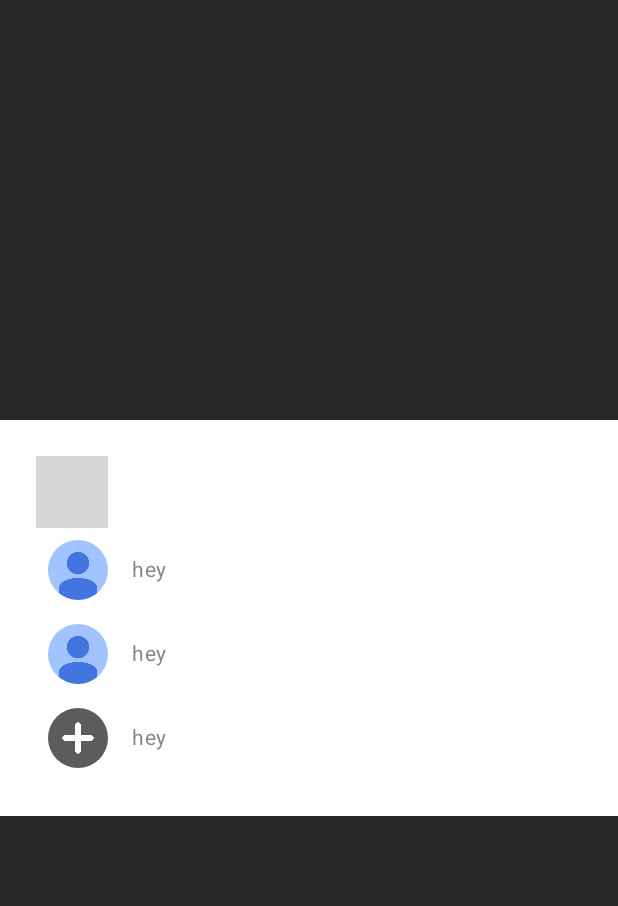
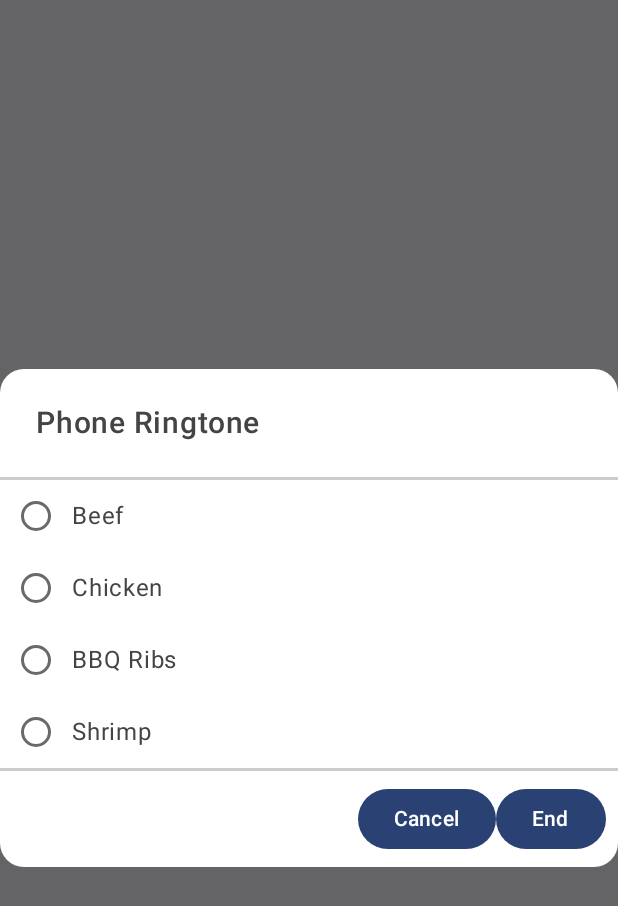
Before and after one commit to joshflugel/Jetpack-Compose-2025, an Android app built with Jetpack Compose: the screen it shows after launch (MainActivity), after a tap on "Show Material3 AlertDialog", on a phone screen of 412 x 824 dp. Shown: the top 906 px of the screen. Run offline under Robolectric (Android 15) with nearby library versions, the phone set to English and light mode, and no system bars; grey boxes are pictures that could not be loaded.

Commit message:
18) Dialogs Part 2

```diff
--- a/app/src/main/java/com/josh/compose/components/layout/Component_SelectionControl_15.kt
+++ b/app/src/main/java/com/josh/compose/components/layout/Component_SelectionControl_15.kt
@@ -1,5 +1,6 @@
 package com.josh.compose.components.layout
 
+import androidx.compose.foundation.background
 import androidx.compose.foundation.layout.Column
 import androidx.compose.foundation.layout.Row
 import androidx.compose.foundation.layout.Spacer
@@ -32,29 +33,45 @@ fun MyRadioButtonList(name: String, onItemSelected:(String) -> Unit) {
     Column(Modifier.fillMaxWidth()) {
         Row(verticalAlignment = Alignment.CenterVertically) {
             val title = "Beef"
-            RadioButton( name == title, onClick = { onItemSelected(title) })
-            Text(title)
+            RadioButtonDarkRow(name == title, onClick = {onItemSelected(title)})
+            TextDark(title)
         }
         Row(verticalAlignment = Alignment.CenterVertically) {
             val title = "Chicken"
-            RadioButton(name == title, onClick = { onItemSelected(title) })
-            Text(title)
+           RadioButtonDarkRow(name == title, onClick = {onItemSelected(title)})
+            TextDark(title)
         }
         Row(verticalAlignment = Alignment.CenterVertically) {
             val title = "BBQ Ribs"
-            RadioButton(name == title, onClick = { onItemSelected(title) })
-            Text(title)
+            RadioButtonDarkRow(name == title, onClick = {onItemSelected(title)})
+            TextDark(title)
         }
         Row(verticalAlignment = Alignment.CenterVertically) {
             val title = "Shrimp"
-            RadioButton(name == title, onClick = { onItemSelected(title) })
-            Text(title)
+            RadioButtonDarkRow(name == title, onClick = {onItemSelected(title)})
+            TextDark(title)
         }
+
     }
 }
 
 @Composable
-fun MyRadioButton() {
+fun TextDark(title: String) {
+    Text(title, color = Color.DarkGray)
+}
+@Composable
+fun RadioButtonDarkRow(selected: Boolean, onClick: () -> Unit) {
+    RadioButton(
+        selected,
+        onClick = { onClick() },
+        colors = RadioButtonDefaults.colors(
+            selectedColor = Color.Black,
+            unselectedColor = Color.DarkGray.copy(alpha = 0.8f)
+        ))
+}
+
+@Composable
+fun MyRadioButton(status: String, function: () -> Unit) {
     Row(Modifier.fillMaxWidth(), verticalAlignment = Alignment.CenterVertically) {
         RadioButton(
             selected = false, onClick = { },
--- a/app/src/main/java/com/josh/compose/components/layout/Dialogs_18.kt
+++ b/app/src/main/java/com/josh/compose/components/layout/Dialogs_18.kt
@@ -5,16 +5,21 @@ import androidx.compose.foundation.Image
 import androidx.compose.foundation.background
 import androidx.compose.foundation.layout.Column
 import androidx.compose.foundation.layout.Row
-import androidx.compose.foundation.layout.fillMaxSize
 import androidx.compose.foundation.layout.fillMaxWidth
 import androidx.compose.foundation.layout.padding
 import androidx.compose.foundation.layout.size
 import androidx.compose.foundation.shape.CircleShape
+import androidx.compose.foundation.shape.RoundedCornerShape
 import androidx.compose.material3.AlertDialog
-import androidx.compose.material3.ExperimentalMaterial3Api
+import androidx.compose.material3.Button
+import androidx.compose.material3.HorizontalDivider
 import androidx.compose.material3.Text
 import androidx.compose.material3.TextButton
 import androidx.compose.runtime.Composable
+import androidx.compose.runtime.getValue
+import androidx.compose.runtime.mutableStateOf
+import androidx.compose.runtime.saveable.rememberSaveable
+import androidx.compose.runtime.setValue
 import androidx.compose.ui.Alignment
 import androidx.compose.ui.Modifier
 import androidx.compose.ui.draw.clip
@@ -31,6 +36,39 @@ import com.josh.compose.R
 // 18) DIALOGS
 
 @Composable
+fun MyConfirmationDialog(
+    show: Boolean,
+    onDismiss: () -> Unit,
+    onConfirm: () -> Unit
+) {
+    if(show) {
+        Dialog(onDismissRequest = { onDismiss() }) {
+            Column(
+                Modifier
+                    .fillMaxWidth()
+                    .background(Color.White, shape = RoundedCornerShape(16.dp))
+            ) {
+                MyTitleDialog("Phone Ringtone", Modifier.padding(24.dp))
+                HorizontalDivider(Modifier.fillMaxWidth(), 2.dp, Color.LightGray)
+
+                var status by rememberSaveable { mutableStateOf("") }
+                MyRadioButtonList(status) { status = it }
+
+                HorizontalDivider(Modifier.fillMaxWidth(), 2.dp, Color.LightGray)
+                Row(Modifier.align(Alignment.End).padding(8.dp)){
+                    Button(onClick = {}){
+                        Text("Cancel")
+                    }
+                    Button(onClick = {}){
+                        Text("End")
+                    }
+                }
+            }
+        }
+    }
+}
+
+@Composable
 fun MyCustomDialog(
     show: Boolean,
     onDismiss: () -> Unit
@@ -43,7 +81,7 @@ fun MyCustomDialog(
                     .background(Color.White)
                     .padding(24.dp)
             ) {
-                MyTitleDialog("Set backup account".)
+                MyTitleDialog("Set backup account")
                 AccountItem("josh@zillion.com", R.drawable.avatar)
                 AccountItem("unclebob@snailmail.com", R.drawable.avatar)
                 AccountItem("Add new Account", R.drawable.add)
@@ -112,11 +150,12 @@ fun AccountItem(email: String, @DrawableRes drawable: Int) {
 }
 
 @Composable
-fun MyTitleDialog(text: String) {
+fun MyTitleDialog(text: String, modifier: Modifier = Modifier.padding(bottom = 12.dp)) {
     Text(
         text = text,
         fontWeight = FontWeight.SemiBold,
         fontSize = 20.sp,
-        modifier = Modifier.padding(bottom = 12.dp)
+        color = Color.DarkGray,
+        modifier = modifier
     )
 }
--- a/app/src/main/java/com/josh/compose/ui/MainActivity.kt
+++ b/app/src/main/java/com/josh/compose/ui/MainActivity.kt
@@ -49,6 +49,7 @@ import com.josh.compose.components.layout.MyCard
 import com.josh.compose.components.layout.MyCheckbox
 import com.josh.compose.components.layout.MyCheckboxWithText
 import com.josh.compose.components.layout.MyCheckboxWithTextAdvanced
+import com.josh.compose.components.layout.MyConfirmationDialog
 import com.josh.compose.components.layout.MyCustomDialog
 import com.josh.compose.components.layout.MyDivider
 import com.josh.compose.components.layout.MyDropdownMenu
@@ -76,7 +77,9 @@ class MainActivity : ComponentActivity() {
                         Button(onClick = { show = true}) {
                             Text("Show Material3 AlertDialog")
                         }
+                        MyConfirmationDialog(show, {show = false}) { }
 
+                        /*
                         MySimpleCustomDialog(
                             show = show,
                             onDismiss = { show = false}
@@ -86,6 +89,7 @@ class MainActivity : ComponentActivity() {
                             show = show,
                             onDismiss = { show = false }
                         )
+                         */
                         /*MyAlertDialog(
                             //show,
                             false,
```
